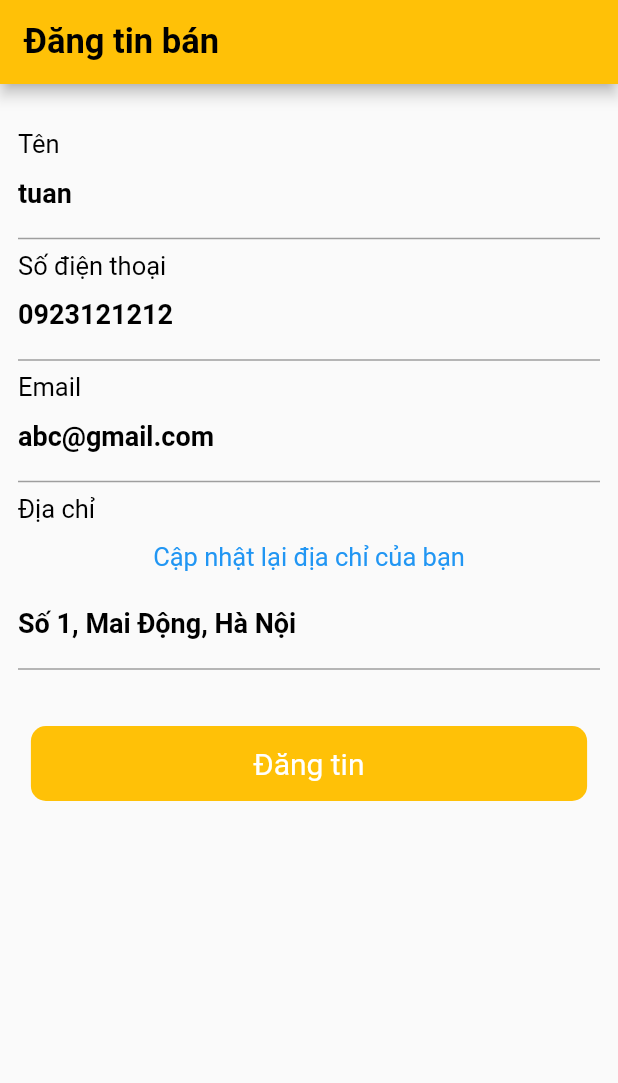
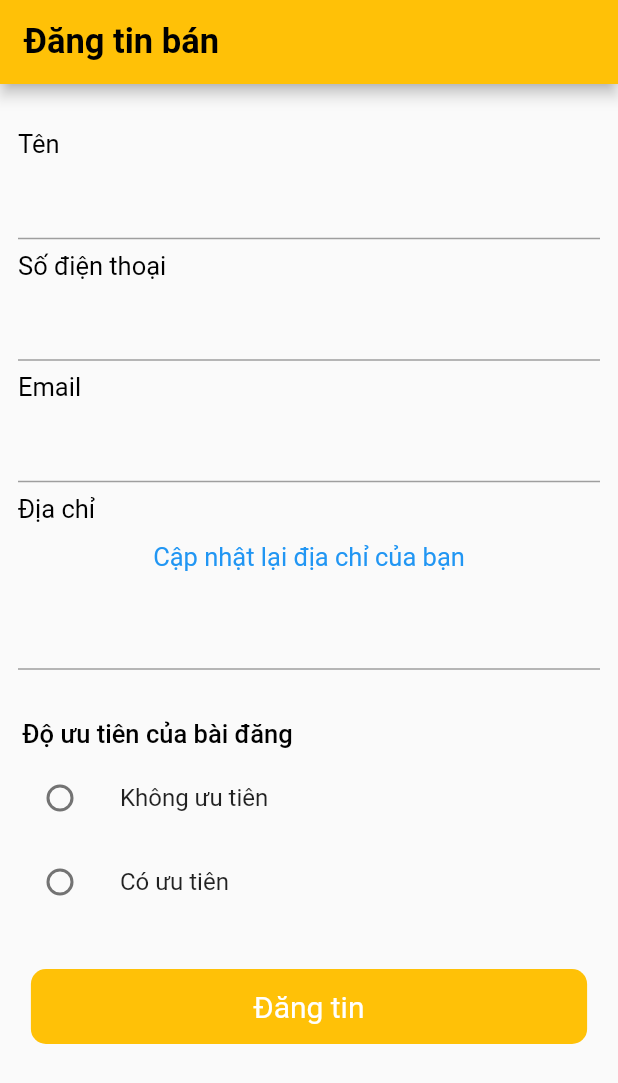
Before and after one commit to BuiTuan1507/DATKPM, a Flutter app: the ContactInfomation screen opened directly, after a tap on "Đăng tin", on a phone screen of 412 x 824 dp. Shown: the top 1083 px of the screen. Run offline on Flutter 3.47's test engine with Material 2 defaults, Android fonts, the phone set to English and light mode, and no system bars; our stand-ins replace badges, cloud_firestore, firebase_auth, firebase_storage, image_picker, persistent_bottom_nav_bar and 1 more; missing offline and left inert: multi_image_picker; accounts and stored records are empty.

Commit message:
add post controller

```diff
--- a/lib/model/item.dart
+++ b/lib/model/item.dart
@@ -1,15 +1,15 @@
 import 'package:flutter/material.dart';
 class Item{
   String idItem;
-  String name;
-  List<String> image;
-  int cost;
+  String name; // tiêu đề sản phẩm
+  List<String> image; // danh sách ảnh sản phẩm ( 3)
+  int cost; // giá
   String type ; // Loại gì?
   String category; // thuộc nhómn nào trong loại đó ?
   String status; // trạng thái của loại sản phẩm
-  String description ;
+  String description ; // mô tả
   bool isStore;
+
   Item(this.idItem, this.name, this.image, this.cost, this.type, this.category,
-      this.status, this.description, this.isStore); // mô tả
-
+      this.status, this.description, this.isStore);
 }
--- a/lib/model/post.dart
+++ b/lib/model/post.dart
@@ -2,11 +2,27 @@ import 'package:flutter/material.dart';
 
 import 'item.dart';
 class Post{
-  String idPost;
-  String uuid;
-  DateTime timeCreate;
-  Item item;
+  String idPost; // id Bai dang
+  String uuid; // id nguoi dang
+  String nameUserPost;
+  String emailUserPost;
+  String phoneNumberPost;
+  String addressPost; // noi giao dich
+  DateTime timeCreate; // thoi gian dang
+  Item item; // san pham
   List<String> report; // danh sách người báo cáo bài viết
-  bool isPriority; // độ ưu tiên
-  Post(this.idPost, this.item, this.uuid);
+  int isPriority;
+
+  Post(
+      this.idPost,
+      this.uuid,
+      this.nameUserPost,
+      this.emailUserPost,
+      this.phoneNumberPost,
+      this.addressPost,
+      this.timeCreate,
+      this.item,
+      this.report,
+      this.isPriority); // độ ưu tiên
+
 }
--- a/lib/route.dart
+++ b/lib/route.dart
@@ -103,9 +103,9 @@ class RouterNav {
       case CONTACTINFOMATION :
         var _agrument = settings.arguments as Map;
 
-        return MaterialPageRoute(builder: (context) => ContactInfomation(selectCategory: _agrument['selectCategory'],
+        return MaterialPageRoute(builder: (context) => ContactInfomation(idPost: _agrument['idPost'],selectCategory: _agrument['selectCategory'],
         selectType: _agrument['selectType'],statusProduct: _agrument['statusProduct'],price: _agrument['price'],
-          tittleP: _agrument['tittleP'],addressP: _agrument['addressP'],description: _agrument['description'],imageProduct: _agrument['imageProduct'],
+          tittleP: _agrument['tittleP'],addressP: _agrument['addressP'],description: _agrument['description'],imageProduct: _agrument['imageProduct']
         ));
       case PRODUCTINFOMATION :
         var _agrument = settings.arguments as Map;
--- a/lib/screen/sell/contact_infomation.dart
+++ b/lib/screen/sell/contact_infomation.dart
@@ -1,12 +1,20 @@
 import 'dart:io';
 import 'dart:typed_data';
+import 'package:app_giao_do_an/model/item.dart';
+import 'package:app_giao_do_an/model/post.dart';
+import 'package:app_giao_do_an/model/user.dart';
+import 'package:cloud_firestore/cloud_firestore.dart';
 import 'package:multi_image_picker/multi_image_picker.dart';
 import 'package:path/path.dart';
 import 'package:app_giao_do_an/controller/provider_controller.dart';
 import 'package:firebase_storage/firebase_storage.dart';
 import 'package:flutter/material.dart';
 import 'package:provider/provider.dart';
+import 'dart:math' show Random;
+
+import 'package:random_string/random_string.dart';
 class ContactInfomation extends StatefulWidget {
+  String idPost;
   String tittleP;
   String addressP;
   String description;
@@ -14,23 +22,51 @@ class ContactInfomation extends StatefulWidget {
   String selectType;
   String selectCategory;
   String statusProduct;
+
   List<Asset> imageProduct;
-  ContactInfomation({Key key, this.selectType, this.selectCategory,
-    this.statusProduct,this.tittleP,this.addressP,this.description,this.price, this.imageProduct})
+
+  ContactInfomation({Key key, this.idPost,this.selectType, this.selectCategory,
+    this.statusProduct,this.tittleP,this.addressP,this.description,this.price, this.imageProduct })
       : super(key: key);
   @override
   _ContactInfomationState createState() => _ContactInfomationState();
 }
 
 class _ContactInfomationState extends State<ContactInfomation> {
-  String nameUser = 'tuan';
-  String phoneNumber = '0923121212';
-  String emailUser = 'abc@gmail.com';
-  String address = 'Số 1, Mai Động, Hà Nội';
-  Future<List<String>> uploadFiles(List<Asset> _images) async {
+  int isPriority ;
+
+  Future<List<String>> uploadFiles(List<Asset> _images, String idPost,BuildContext context) async {
     List<String> imagesUrls=[];
     imagesUrls = await Future.wait(_images.map((_image) => uploadFile(_image)));
     print(imagesUrls);
+
+
+    Firestore firestore = Firestore.instance;
+    firestore.collection('Post').document(idPost).updateData({
+        'imageProduct':imagesUrls
+    });
+    showDialog(
+        context: context,
+        builder: (BuildContext context) {
+          return AlertDialog(
+            title: Text('Thông báo'),
+            content: Text('Bạn đã đăng tin thành công'),
+            actions: [
+              FlatButton(
+                child: Text("Quay lại"),
+                onPressed: () {
+                  Navigator.of(context).pop();
+                },
+              ),
+              FlatButton(
+                child: Text("Xem"),
+                onPressed: () {
+                  Navigator.of(context).pop();
+                },
+              )
+            ],
+          );
+        });
     return imagesUrls;
   }
 
@@ -44,9 +80,11 @@ class _ContactInfomationState extends State<ContactInfomation> {
   }
   @override
   Widget build(BuildContext context) {
+
     MediaQueryData queryData;
     queryData = MediaQuery.of(context);
     return Consumer<ProviderController>(builder: (context,provider,child){
+      User _userOnline = provider.userOnline;
       return Scaffold(
         appBar: AppBar(
           backgroundColor: Colors.amber,
@@ -72,7 +110,7 @@ class _ContactInfomationState extends State<ContactInfomation> {
                   Container(
                     width: queryData.size.width*0.6,
                     padding: EdgeInsets.all(12),
-                    child: Text(nameUser,style: TextStyle(fontSize: 18, fontWeight: FontWeight.w600, color: Colors.black),),
+                    child: Text(_userOnline.name,style: TextStyle(fontSize: 18, fontWeight: FontWeight.w600, color: Colors.black),),
                   ),
                 ],
               ),
@@ -96,7 +134,7 @@ class _ContactInfomationState extends State<ContactInfomation> {
                   Container(
                     width: queryData.size.width*0.6,
                     padding: EdgeInsets.all(12),
-                    child: Text(phoneNumber,style: TextStyle(fontSize: 18, fontWeight: FontWeight.w600, color: Colors.black),),
+                    child: Text(_userOnline.phoneNumber,style: TextStyle(fontSize: 18, fontWeight: FontWeight.w600, color: Colors.black),),
                   ),
                 ],
               ),
@@ -120,7 +158,7 @@ class _ContactInfomationState extends State<ContactInfomation> {
                   Container(
                     width: queryData.size.width*0.6,
                     padding: EdgeInsets.all(12),
-                    child: Text(emailUser,style: TextStyle(fontSize: 18, fontWeight: FontWeight.w600, color: Colors.black),),
+                    child: Text(_userOnline.email,style: TextStyle(fontSize: 18, fontWeight: FontWeight.w600, color: Colors.black),),
                   ),
                 ],
               ),
@@ -152,7 +190,7 @@ class _ContactInfomationState extends State<ContactInfomation> {
                   Container(
                     width: queryData.size.width*0.6,
                     padding: EdgeInsets.all(12),
-                    child: Text(address,style: TextStyle(fontSize: 18, fontWeight: FontWeight.w600, color: Colors.black),),
+                    child: Text(_userOnline.address,style: TextStyle(fontSize: 18, fontWeight: FontWeight.w600, color: Colors.black),),
                   ),
                 ],
               ),
@@ -162,14 +200,57 @@ class _ContactInfomationState extends State<ContactInfomation> {
                 thickness: 1,
                 color: Colors.grey,
               ),
+              Container(height: 15,),
+              Container(
+                width: queryData.size.width,
+                padding:
+                EdgeInsets.only(top: 10, bottom: 5, left: 15),
+                child: Text(
+                  'Độ ưu tiên của bài đăng',
+                  style: TextStyle(
+                      fontSize: 17,
+                      fontWeight: FontWeight.w500,
+                      color: Colors.black),
+                ),
+              ),
+              ListTile(
+                title: const Text('Không ưu tiên'),
+                leading: Radio(
+                  value: 0,
+                  groupValue: isPriority,
+                  onChanged: (value) {
+                    setState(() {
+                      isPriority = value;
+                    });
+                  },
+                ),
+              ),
+              ListTile(
+                title: const Text('Có ưu tiên'),
+                leading: Radio(
+                  value: 1,
+                  groupValue: isPriority,
+                  onChanged: (value) {
+                    setState(() {
+                      isPriority = value;
+                    });
+                  },
+                ),
+              ),
               Container(
                 height: 30,
               ),
               InkWell(
                   onTap: () {
-                    uploadFiles(widget.imageProduct);
-                  //  provider.addPost(widget.tittleP, widget.addressP, widget.description,
-                   //     widget.price, widget.selectType, widget.selectCategory, widget.statusProduct, nameUser, phoneNumber, emailUser, address);
+                    List<dynamic> imageP = List<dynamic>();
+                    List<dynamic> report = List<dynamic>();
+                    String idItem  = randomAlpha(15);
+
+                    Item item = new Item(idItem,widget.tittleP,imageP.toList(),widget.price,widget.selectType,widget.selectCategory,widget.statusProduct,widget.description,false);
+
+                    Post post = new Post(widget.idPost,_userOnline.uuid,_userOnline.name,_userOnline.email,_userOnline.phoneNumber,widget.addressP,DateTime.now(),item,report.toList(),isPriority);
+                    provider.addPost(post);
+                    uploadFiles(widget.imageProduct, widget.idPost,context);
                   },
                   child: Container(
                       height: 50,
--- a/pubspec.yaml
+++ b/pubspec.yaml
@@ -34,6 +34,7 @@ dependencies:
   firebase_storage: ^3.0.8
   image_picker: ^0.6.7+14
   multi_image_picker: ^4.6.5
+  random_string: ^2.1.0
   # The following adds the Cupertino Icons font to your application.
   # Use with the CupertinoIcons class for iOS style icons.
   cupertino_icons: ^0.1.3
```
Also changed, not shown: lib/controller/provider_controller.dart (+13 -11 lines), lib/screen/sell/product_infomation.dart (+5 -2 lines), pubspec.lock.
